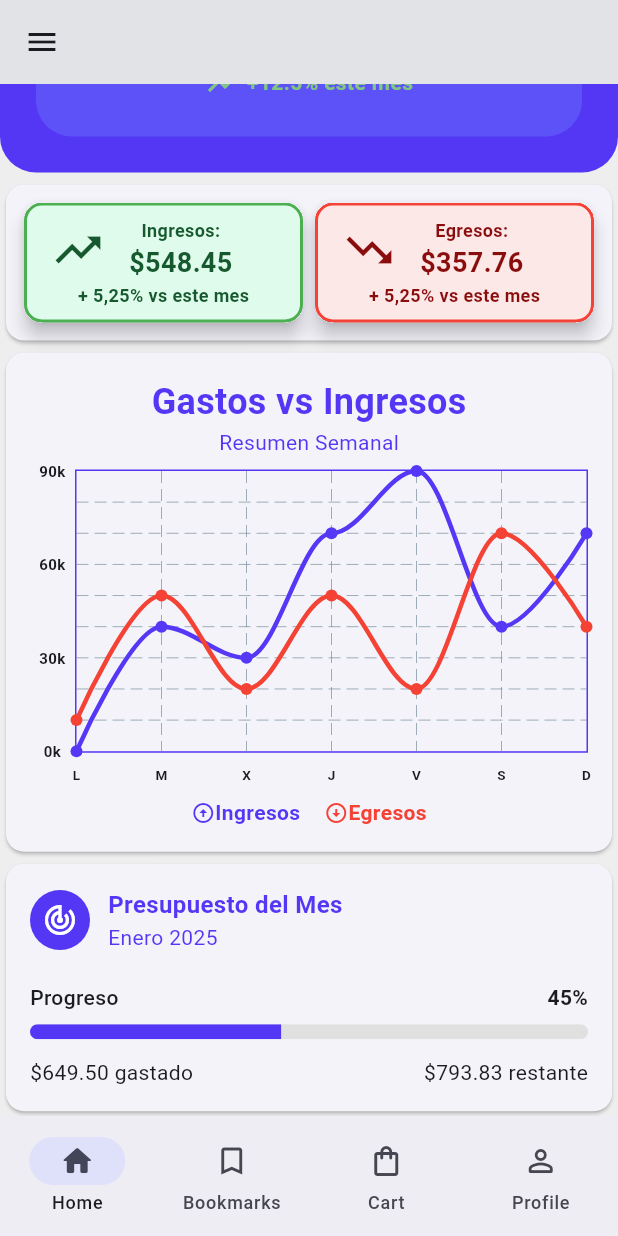
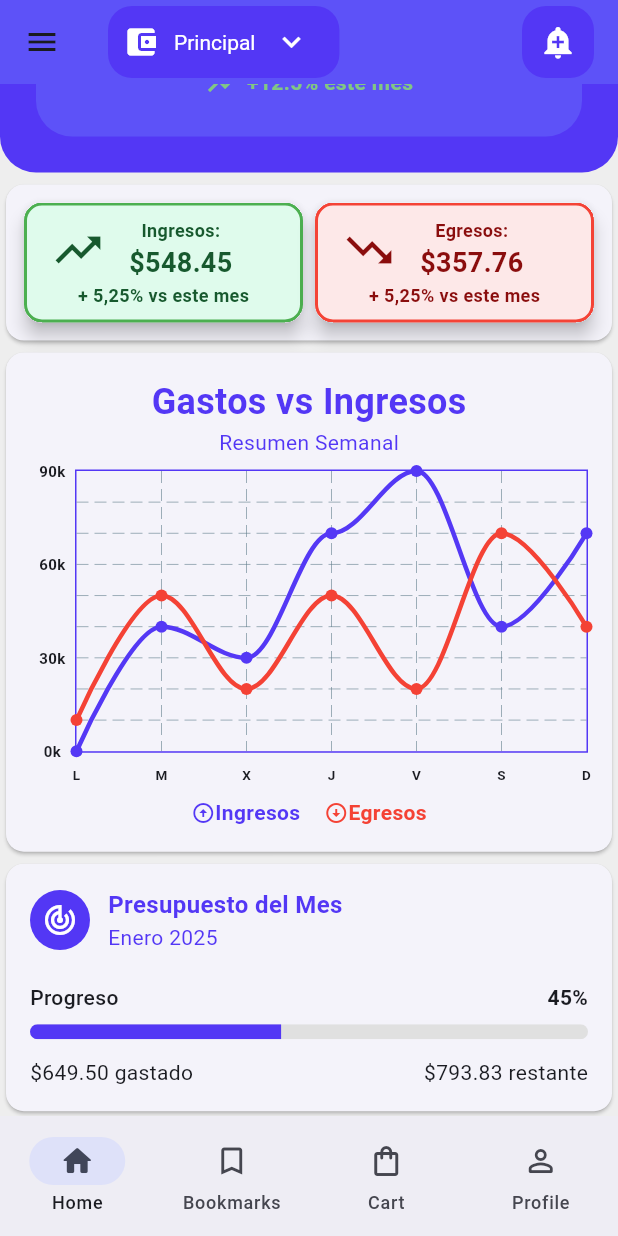
Before and after one commit to VECTOR416/Flutter-Manejo-Divisas, a Flutter app: the screen it shows after launch, scrolled down 205 dp, on a phone screen of 412 x 824 dp. Run offline on Flutter 3.47's test engine with Material 3 defaults, Android fonts, the phone set to English and light mode, and no system bars; drawn by our look-alikes of fl_chart; our stand-ins replace flutter_riverpod, go_router.

Commit message:
feat(): Adicion de componentes appbar y drawer custom

```diff
--- a/lib/presentation/screens/home_screen.dart
+++ b/lib/presentation/screens/home_screen.dart
@@ -8,12 +8,8 @@ class HomeScreen extends StatelessWidget {
   @override
   Widget build(BuildContext context) {
     return Scaffold(
-      drawer: Drawer(
-        backgroundColor: Color(0xFF5337F5),
-      ),
-      appBar: AppBar(
-        backgroundColor: Colors.grey[200],
-      ),
+      drawer: CustomDrawer(),
+      appBar: CustomAppbar(),
       backgroundColor: Colors.grey[200],
       body: SingleChildScrollView(
         child: SafeArea(
--- /dev/null
+++ b/lib/presentation/widgets/home-screen/custom_appbar.dart
@@ -0,0 +1,81 @@
+import 'package:flutter/material.dart';
+
+class CustomAppbar extends StatelessWidget implements PreferredSizeWidget {
+  const CustomAppbar({super.key});
+
+  @override
+  Widget build(BuildContext context) {
+    return AppBar(
+      toolbarHeight: 70,
+      flexibleSpace: Container(
+        decoration: const BoxDecoration(color: Color(0xFF5d52f8)),
+      ),
+      title: Row(children: [_CustomAccount()]),
+    );
+  }
+
+  @override
+  Size get preferredSize => const Size.fromHeight(kToolbarHeight);
+}
+
+class _CustomAccount extends StatelessWidget {
+  const _CustomAccount();
+
+  @override
+  Widget build(BuildContext context) {
+    return Expanded(
+      child: Row(
+        mainAxisAlignment: MainAxisAlignment.spaceBetween,
+        children: [
+          Container(
+            padding: const EdgeInsets.symmetric(horizontal: 8, vertical: 0),
+            decoration: BoxDecoration(
+              borderRadius: BorderRadius.circular(16),
+              color: Color(0xFF5337F5),
+            ),
+            child: Row(
+              children: [
+                const CircleAvatar(
+                  radius: 14,
+                  backgroundColor: Color(0xFF5337F5),
+                  child: Icon(Icons.account_balance_wallet, color: Colors.white),
+                ),
+                const SizedBox(width: 8),
+                const Text(
+                  "Principal",
+                  style: TextStyle(color: Colors.white, fontSize: 14),
+                ),
+                IconButton(
+                  onPressed: () {},
+                  icon: const Icon(
+                    Icons.keyboard_arrow_down,
+                    color: Colors.white,
+                  ),
+                ),
+              ],
+            ),
+          ),
+
+          Container(
+            padding: const EdgeInsets.symmetric(horizontal: 10, vertical: 10),
+            decoration: BoxDecoration(
+              borderRadius: BorderRadius.circular(16),
+              color: Color(0xFF5337F5),
+            ),
+            child: Row(
+              children: [
+                const CircleAvatar(
+                  radius: 14,
+                  backgroundColor: Color(0xFF5337F5),
+                  child: Icon(Icons.add_alert, color: Colors.white),
+                )
+              ],
+            ),
+          ),
+        ],
+      ),
+    );
+  }
+}
+
+//Icons.add_alert_rounded
--- /dev/null
+++ b/lib/presentation/widgets/home-screen/custom_drawer.dart
@@ -0,0 +1,12 @@
+import 'package:flutter/material.dart';
+
+class CustomDrawer extends StatelessWidget {
+  const CustomDrawer({super.key});
+
+  @override
+  Widget build(BuildContext context) {
+    return const Drawer(
+        backgroundColor: Color(0xFF5337F5),
+      );
+  }
+}
--- a/lib/presentation/widgets/home-screen/main_tittle.dart
+++ b/lib/presentation/widgets/home-screen/main_tittle.dart
@@ -1,6 +1,5 @@
 import 'package:flutter/material.dart';
 import 'package:flutter_riverpod/flutter_riverpod.dart';
-import 'package:manejo_divisas/presentation/providers/cuenta/get_cuenta_provider.dart';
 
 class MainTitle extends ConsumerStatefulWidget {
   const MainTitle({super.key});
@@ -14,14 +13,14 @@ class _MainTitleState extends ConsumerState<MainTitle> {
   @override
   void initState(){
     super.initState();
-    ref.read(getAcountProvider.notifier).loadAcount(1);
+    //ref.read(getAcountProvider.notifier).loadAcount(1);
   }
 
 
   @override
   Widget build(BuildContext context) {
 
-    final usedAcount = ref.watch(getAcountProvider);
+    //final usedAcount = ref.watch(getAcountProvider);
 
     return Container(
       width: double.infinity,
@@ -43,7 +42,7 @@ class _MainTitleState extends ConsumerState<MainTitle> {
               Column(
                 children: [
                   Text(
-                    (usedAcount != null) ? usedAcount.nombre: 'Sin Cuenta Alguna',
+                    "FinanceApp",
                     style: TextStyle(
                       fontSize: 24,
                       fontWeight: FontWeight.bold,
--- a/lib/presentation/widgets/widgets.dart
+++ b/lib/presentation/widgets/widgets.dart
@@ -1,3 +1,5 @@
+export 'package:manejo_divisas/presentation/widgets/home-screen/custom_appbar.dart';
+export 'package:manejo_divisas/presentation/widgets/home-screen/custom_drawer.dart';
 export 'package:manejo_divisas/presentation/widgets/home-screen/budget_card.dart';
 export 'package:manejo_divisas/presentation/widgets/home-screen/cards_container.dart';
 export 'package:manejo_divisas/presentation/widgets/home-screen/main_tittle.dart';
```
